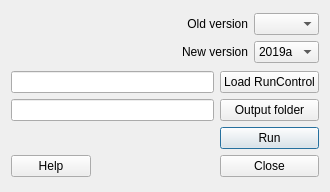
The window that suews_converter/suews_converter_dialog_base.ui (UMEP-dev/UMEP) describes before a commit, drawn with Qt 5.
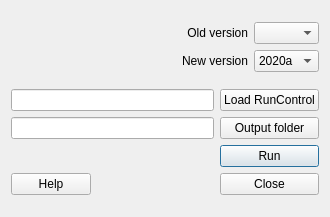
The same window after the commit.

```diff
--- a/suews_converter/suews_converter_dialog_base.ui
+++ b/suews_converter/suews_converter_dialog_base.ui
@@ -7,7 +7,7 @@
     <x>0</x>
     <y>0</y>
     <width>330</width>
-    <height>192</height>
+    <height>217</height>
    </rect>
   </property>
   <property name="windowTitle">
@@ -56,7 +56,7 @@
      <item>
       <widget class="QComboBox" name="comboBoxNew">
        <property name="currentIndex">
-        <number>5</number>
+        <number>6</number>
        </property>
        <item>
         <property name="text">
@@ -88,6 +88,11 @@
          <string>2019a</string>
         </property>
        </item>
+       <item>
+        <property name="text">
+         <string>2020a</string>
+        </property>
+       </item>
       </widget>
      </item>
     </layout>
```
Left out of the diff: 5 changed lines with no effect on the pictures.
